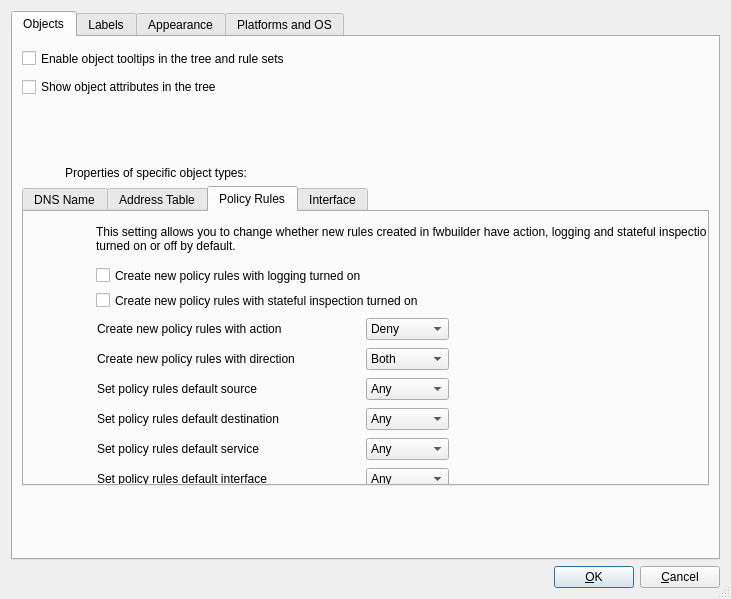
Linuxfabrik/firewallfabrik, file src/firewallfabrik/gui/ui/prefsdialog_q.ui: the form before one commit.
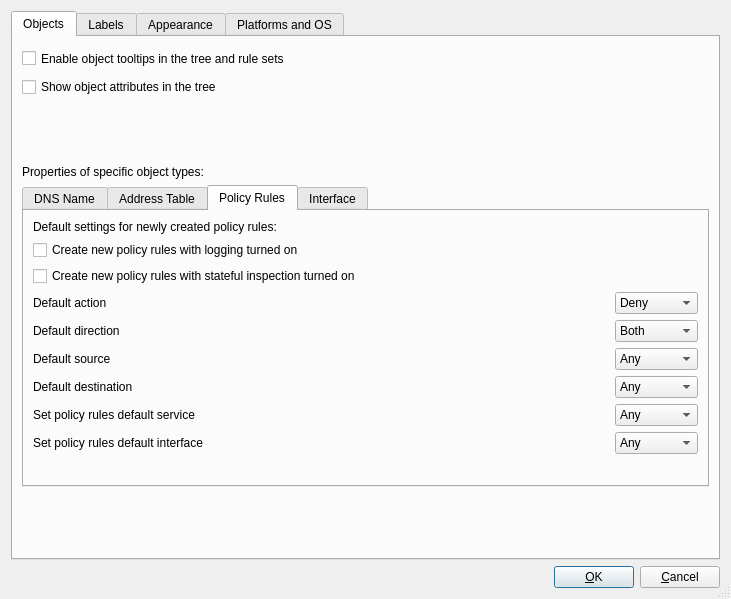
The form after the commit. The open tabs and pages were chosen to show the change. Icons and pictures are not drawn.

Commit message: fix(gui): preferences defaults now take effect + UI cleanup

```diff
--- a/src/firewallfabrik/gui/ui/prefsdialog_q.ui
+++ b/src/firewallfabrik/gui/ui/prefsdialog_q.ui
@@ -145,7 +145,7 @@
           <string>Properties of specific object types:</string>
          </property>
          <property name="alignment">
-          <set>Qt::AlignmentFlag::AlignCenter</set>
+          <set>Qt::AlignmentFlag::AlignLeading|Qt::AlignmentFlag::AlignLeft|Qt::AlignmentFlag::AlignVCenter</set>
          </property>
         </widget>
        </item>
@@ -322,114 +322,40 @@
           </layout>
          </widget>
          <widget class="QWidget" name="tab">
-          <property name="enabled">
-           <bool>true</bool>
-          </property>
           <attribute name="title">
            <string>Policy Rules</string>
           </attribute>
-          <widget class="QLabel" name="label_16">
-           <property name="geometry">
-            <rect>
-             <x>4</x>
-             <y>7</y>
-             <width>64</width>
-             <height>64</height>
-            </rect>
-           </property>
-           <property name="minimumSize">
-            <size>
-             <width>64</width>
-             <height>64</height>
-            </size>
-           </property>
-           <property name="maximumSize">
-            <size>
-             <width>64</width>
-             <height>64</height>
-            </size>
-           </property>
-           <property name="text">
-            <string/>
-           </property>
-           <property name="pixmap">
-            <pixmap resource="MainRes.qrc">:/Icons/Policy/icon-big</pixmap>
-           </property>
-          </widget>
+          <layout class="QVBoxLayout" name="policyRulesLayout">
+           <item>
           <widget class="QLabel" name="label_19">
-           <property name="geometry">
-            <rect>
-             <x>72</x>
-             <y>4</y>
-             <width>623</width>
-             <height>45</height>
-            </rect>
-           </property>
-           <property name="sizePolicy">
-            <sizepolicy hsizetype="Expanding" vsizetype="Preferred">
-             <horstretch>0</horstretch>
-             <verstretch>0</verstretch>
-            </sizepolicy>
-           </property>
            <property name="text">
-            <string>This setting allows you to change whether new rules created in fwbuilder have action, logging and stateful inspection turned on or off by default.</string>
+              <string>Default settings for newly created policy rules:</string>
            </property>
            <property name="wordWrap">
             <bool>true</bool>
            </property>
           </widget>
+           </item>
+           <item>
           <widget class="QCheckBox" name="rulesLoggingOn">
-           <property name="geometry">
-            <rect>
-             <x>72</x>
-             <y>53</y>
-             <width>290</width>
-             <height>21</height>
-            </rect>
-           </property>
-           <property name="sizePolicy">
-            <sizepolicy hsizetype="Expanding" vsizetype="Fixed">
-             <horstretch>0</horstretch>
-             <verstretch>0</verstretch>
-            </sizepolicy>
-           </property>
            <property name="text">
             <string>Create new policy rules with logging turned on</string>
            </property>
           </widget>
+           </item>
+           <item>
           <widget class="QCheckBox" name="rulesDefaultStateful">
-           <property name="geometry">
-            <rect>
-             <x>72</x>
-             <y>78</y>
-             <width>354</width>
-             <height>21</height>
-            </rect>
-           </property>
-           <property name="sizePolicy">
-            <sizepolicy hsizetype="Expanding" vsizetype="Fixed">
-             <horstretch>0</horstretch>
-             <verstretch>0</verstretch>
-            </sizepolicy>
-           </property>
            <property name="text">
             <string>Create new policy rules with stateful inspection turned on</string>
            </property>
           </widget>
-          <widget class="QWidget" name="layoutWidget">
-           <property name="geometry">
-            <rect>
-             <x>73</x>
-             <y>104</y>
-             <width>352</width>
-             <height>182</height>
-            </rect>
-           </property>
+           </item>
+           <item>
            <layout class="QGridLayout" name="prefs_gridLayout_16" columnstretch="1,0">
             <item row="0" column="0">
              <widget class="QLabel" name="label_20">
               <property name="text">
-               <string>Create new policy rules with action </string>
+               <string>Default action</string>
               </property>
              </widget>
             </item>
@@ -450,7 +376,7 @@
             <item row="1" column="0">
              <widget class="QLabel" name="label_21">
               <property name="text">
-               <string>Create new policy rules with direction</string>
+               <string>Default direction</string>
               </property>
              </widget>
             </item>
@@ -476,7 +402,7 @@
             <item row="2" column="0">
              <widget class="QLabel" name="label_23">
               <property name="text">
-               <string>Set policy rules default source </string>
+               <string>Default source</string>
               </property>
              </widget>
             </item>
@@ -497,7 +423,7 @@
             <item row="3" column="0">
              <widget class="QLabel" name="label_24">
               <property name="text">
-               <string>Set policy rules default destination </string>
+               <string>Default destination</string>
               </property>
              </widget>
             </item>
@@ -558,7 +484,21 @@
              </widget>
             </item>
            </layout>
-          </widget>
+           </item>
+           <item>
+            <spacer name="policyRulesSpacer">
+             <property name="orientation">
+              <enum>Qt::Orientation::Vertical</enum>
+             </property>
+             <property name="sizeHint" stdset="0">
+              <size>
+               <width>20</width>
+               <height>20</height>
+              </size>
+             </property>
+            </spacer>
+           </item>
+          </layout>
          </widget>
          <widget class="QWidget" name="tab_2">
           <property name="enabled">
```
Left out of the diff: 9 changed lines with no effect on the pictures. Lines whose indentation alone changed are shown as unchanged. The commit also changes 7 other files.
